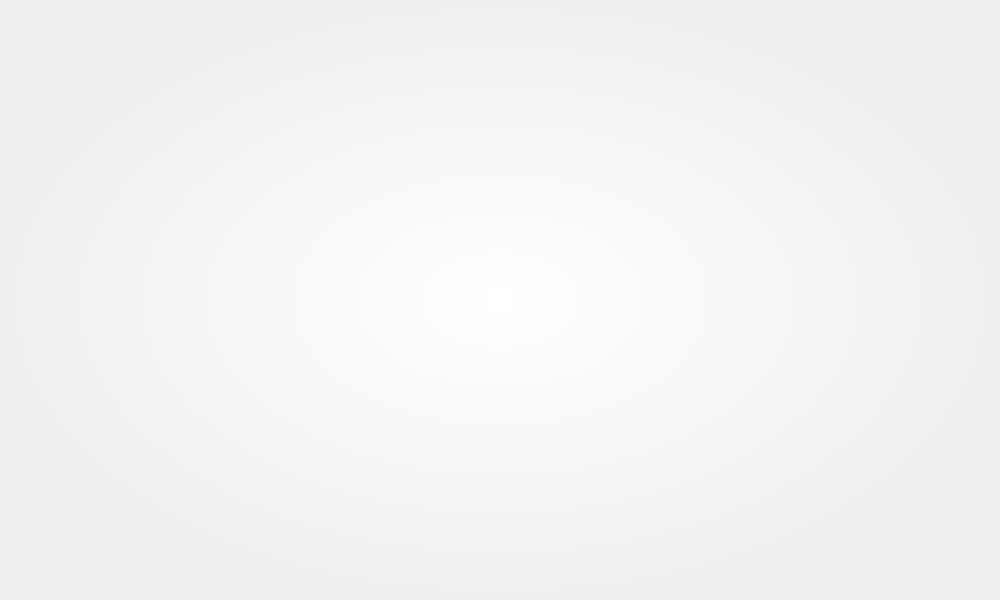
SkyWorldStudio/Minecraft-Optimal-Starter_3, file UI/MainWindow/MainWindow.ui: the form before one commit.
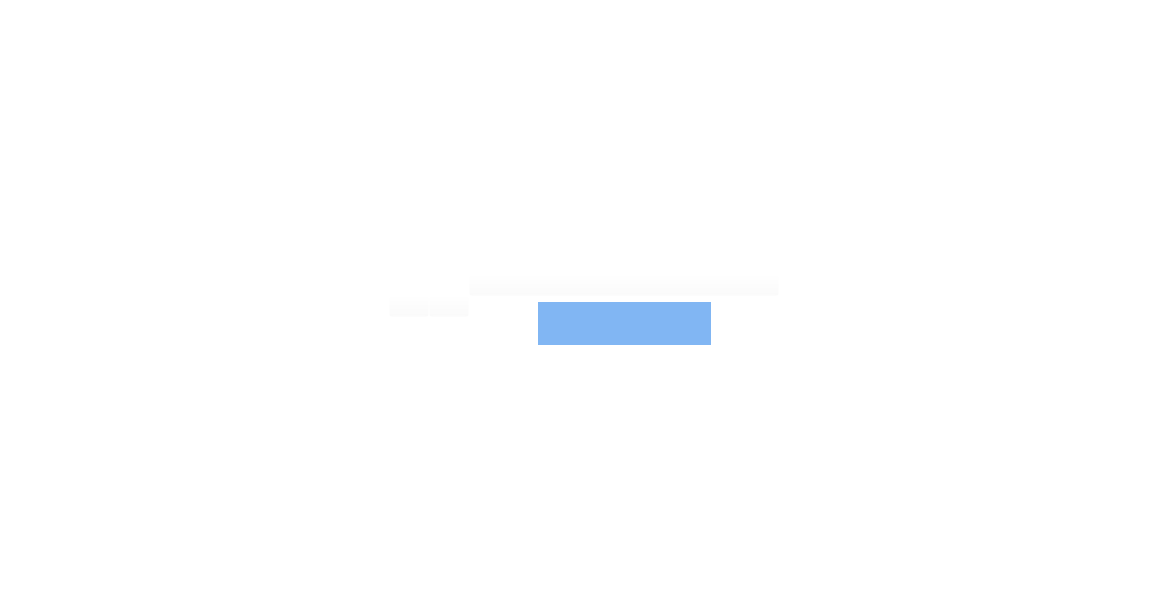
The form after the commit. The open tabs and pages were chosen to show the change. Icons and pictures are not drawn.

Commit message: 📝 UI更新(增加欢迎页面)

```diff
--- a/UI/MainWindow/MainWindow.ui
+++ b/UI/MainWindow/MainWindow.ui
@@ -6,15 +6,18 @@
    <rect>
     <x>0</x>
     <y>0</y>
-    <width>1000</width>
-    <height>600</height>
+    <width>1168</width>
+    <height>612</height>
    </rect>
   </property>
   <property name="windowTitle">
    <string>MOS Ⅲ 启动器</string>
   </property>
   <property name="styleSheet">
-   <string notr="true">#widget_Sidebar{
+   <string notr="true">/*
+	主页面qss
+*/
+#widget_Sidebar{
 	background-color: rgb(204, 204, 204);
 }
 #widget_Sidebar QPushButton{
@@ -26,22 +29,52 @@
 #widget_Sidebar QPushButton::pressed{
 	background-color: rgb(115, 250, 121);
 }
-#stackedWidget_main #page_hello{
+#stackedWidget_main #page_initialize{
 	background-color: qradialgradient(spread:pad, cx:0.5, cy:0.5, radius:0.5, fx:0.5, fy:0.5, stop:0 rgba(255, 255, 255, 255), stop:1 rgba(239, 239, 239, 255));
 }
-#pushButton_hello_gif{
+
+/*
+	加载页面qss
+*/
+#pushButton_loading_gif{
 	background-color: rgba(255, 255, 255,0);
 }
-#widget_page_hello{
+#widget_page_loading{
 	background-color: rgba(255, 255, 255, 128);
 	border-top: 7px solid qlineargradient(y0:0, y1:1,stop: 0 rgba(214, 214, 214, 128), stop: 1 white);
 	border-left: 7px solid qlineargradient(x0:0, x1:1,stop: 0 rgba(214, 214, 214, 128), stop: 1 white);
 	 border-bottom: 7px solid qlineargradient(y0:0, y1:1,stop: 0 white, stop: 1  rgba(214, 214, 214, 128));
 	border-right: 7px solid qlineargradient(x0:0, x1:1,stop:  0 white, stop: 1 rgba(214, 214, 214, 128));
+}
+
+/*
+	欢迎页面qss
+*/
+#page_hello{
+	
+	background-color: rgb(255, 255, 255);
+	border-image: url(:/widget_Sidebar/images/Hello_BlackGround.png);
+}
+#pushButton_hello_icon{
+	background-color: rgba(255, 255, 255, 0);
+}
+#label_hello_text_1{
+	border-image: url(:/widget_Sidebar/images/Hello_Text_1.png);
+}
+#pushButton_hello_text{
+	background-color: rgba(255, 255, 255, 0);
+}
+#pushButton_hello_start{
+	background-color: rgb(129, 182, 243);
+	color: rgb(229, 229, 229);
+	border-style:none;
+}
+#pushButton_hello_line{
+	background-color: rgba(255, 255, 255, 0);
 }</string>
   </property>
   <widget class="QWidget" name="centralwidget">
-   <layout class="QGridLayout" name="gridLayout_2">
+   <layout class="QHBoxLayout" name="horizontalLayout_2">
     <property name="leftMargin">
      <number>0</number>
     </property>
@@ -54,7 +87,7 @@
     <property name="bottomMargin">
      <number>0</number>
     </property>
-    <item row="0" column="0">
+    <item>
      <widget class="QStackedWidget" name="stackedWidget_main">
       <property name="currentIndex">
        <number>1</number>
@@ -449,7 +482,7 @@
        </layout>
       </widget>
       <widget class="QWidget" name="page_hello">
-       <layout class="QHBoxLayout" name="horizontalLayout_2">
+       <layout class="QGridLayout" name="gridLayout_5">
         <property name="leftMargin">
          <number>0</number>
         </property>
@@ -462,10 +495,221 @@
         <property name="bottomMargin">
          <number>0</number>
         </property>
-        <item>
-         <widget class="QStackedWidget" name="stackedWidget_2">
-          <widget class="QWidget" name="page_3"/>
-          <widget class="QWidget" name="page_4"/>
+        <property name="spacing">
+         <number>0</number>
+        </property>
+        <item row="2" column="1">
+         <spacer name="verticalSpacer_5">
+          <property name="orientation">
+           <enum>Qt::Vertical</enum>
+          </property>
+          <property name="sizeType">
+           <enum>QSizePolicy::Expanding</enum>
+          </property>
+          <property name="sizeHint" stdset="0">
+           <size>
+            <width>20</width>
+            <height>40</height>
+           </size>
+          </property>
+         </spacer>
+        </item>
+        <item row="0" column="2" rowspan="3">
+         <spacer name="horizontalSpacer_4">
+          <property name="orientation">
+           <enum>Qt::Horizontal</enum>
+          </property>
+          <property name="sizeType">
+           <enum>QSizePolicy::Expanding</enum>
+          </property>
+          <property name="sizeHint" stdset="0">
+           <size>
+            <width>40</width>
+            <height>20</height>
+           </size>
+          </property>
+         </spacer>
+        </item>
+        <item row="0" column="1">
+         <spacer name="verticalSpacer_4">
+          <property name="orientation">
+           <enum>Qt::Vertical</enum>
+          </property>
+          <property name="sizeType">
+           <enum>QSizePolicy::Expanding</enum>
+          </property>
+          <property name="sizeHint" stdset="0">
+           <size>
+            <width>20</width>
+            <height>40</height>
+           </size>
+          </property>
+         </spacer>
+        </item>
+        <item row="0" column="0" rowspan="3">
+         <spacer name="horizontalSpacer_3">
+          <property name="orientation">
+           <enum>Qt::Horizontal</enum>
+          </property>
+          <property name="sizeType">
+           <enum>QSizePolicy::Expanding</enum>
+          </property>
+          <property name="sizeHint" stdset="0">
+           <size>
+            <width>40</width>
+            <height>20</height>
+           </size>
+          </property>
+         </spacer>
+        </item>
+        <item row="1" column="1">
+         <widget class="QWidget" name="widget_hello" native="true">
+          <layout class="QGridLayout" name="gridLayout_6">
+           <property name="leftMargin">
+            <number>0</number>
+           </property>
+           <property name="topMargin">
+            <number>0</number>
+           </property>
+           <property name="rightMargin">
+            <number>0</number>
+           </property>
+           <property name="bottomMargin">
+            <number>0</number>
+           </property>
+           <property name="horizontalSpacing">
+            <number>0</number>
+           </property>
+           <property name="verticalSpacing">
+            <number>-1</number>
+           </property>
+           <item row="3" column="4">
+            <spacer name="horizontalSpacer_6">
+             <property name="orientation">
+              <enum>Qt::Horizontal</enum>
+             </property>
+             <property name="sizeHint" stdset="0">
+              <size>
+               <width>40</width>
+               <height>20</height>
+              </size>
+             </property>
+            </spacer>
+           </item>
+           <item row="0" column="3">
+            <spacer name="verticalSpacer_7">
+             <property name="orientation">
+              <enum>Qt::Vertical</enum>
+             </property>
+             <property name="sizeHint" stdset="0">
+              <size>
+               <width>20</width>
+               <height>40</height>
+              </size>
+             </property>
+            </spacer>
+           </item>
+           <item row="3" column="2">
+            <spacer name="horizontalSpacer_5">
+             <property name="orientation">
+              <enum>Qt::Horizontal</enum>
+             </property>
+             <property name="sizeHint" stdset="0">
+              <size>
+               <width>40</width>
+               <height>20</height>
+              </size>
+             </property>
+            </spacer>
+           </item>
+           <item row="1" column="2" rowspan="2" colspan="3">
+            <widget class="QPushButton" name="pushButton_hello_text">
+             <property name="text">
+              <string/>
+             </property>
+             <property name="icon">
+              <iconset resource="img.qrc">
+               <normaloff>:/widget_Sidebar/images/Hello_Text.png</normaloff>:/widget_Sidebar/images/Hello_Text.png</iconset>
+             </property>
+             <property name="iconSize">
+              <size>
+               <width>327</width>
+               <height>153</height>
+              </size>
+             </property>
+            </widget>
+           </item>
+           <item row="3" column="3" rowspan="2">
+            <widget class="QPushButton" name="pushButton_hello_start">
+             <property name="minimumSize">
+              <size>
+               <width>173</width>
+               <height>43</height>
+              </size>
+             </property>
+             <property name="text">
+              <string/>
+             </property>
+             <property name="icon">
+              <iconset resource="img.qrc">
+               <normaloff>:/widget_Sidebar/images/Hello_Text_Start.png</normaloff>:/widget_Sidebar/images/Hello_Text_Start.png</iconset>
+             </property>
+             <property name="iconSize">
+              <size>
+               <width>173</width>
+               <height>43</height>
+              </size>
+             </property>
+            </widget>
+           </item>
+           <item row="0" column="0" rowspan="6">
+            <widget class="QPushButton" name="pushButton_hello_icon">
+             <property name="text">
+              <string/>
+             </property>
+             <property name="icon">
+              <iconset resource="img.qrc">
+               <normaloff>:/widget_Sidebar/images/Hello_Logo.png</normaloff>:/widget_Sidebar/images/Hello_Logo.png</iconset>
+             </property>
+             <property name="iconSize">
+              <size>
+               <width>253</width>
+               <height>253</height>
+              </size>
+             </property>
+            </widget>
+           </item>
+           <item row="0" column="1" rowspan="6">
+            <widget class="QPushButton" name="pushButton_hello_line">
+             <property name="text">
+              <string/>
+             </property>
+             <property name="icon">
+              <iconset resource="img.qrc">
+               <normaloff>:/widget_Sidebar/images/Hello_Line_Vertical.png</normaloff>:/widget_Sidebar/images/Hello_Line_Vertical.png</iconset>
+             </property>
+             <property name="iconSize">
+              <size>
+               <width>21</width>
+               <height>253</height>
+              </size>
+             </property>
+            </widget>
+           </item>
+           <item row="5" column="2" colspan="3">
+            <spacer name="verticalSpacer_6">
+             <property name="orientation">
+              <enum>Qt::Vertical</enum>
+             </property>
+             <property name="sizeHint" stdset="0">
+              <size>
+               <width>20</width>
+               <height>40</height>
+              </size>
+             </property>
+            </spacer>
+           </item>
+          </layout>
          </widget>
         </item>
        </layout>
```
Left out of the diff: 8 changed lines with no effect on the pictures. The commit also changes 4 other files.
